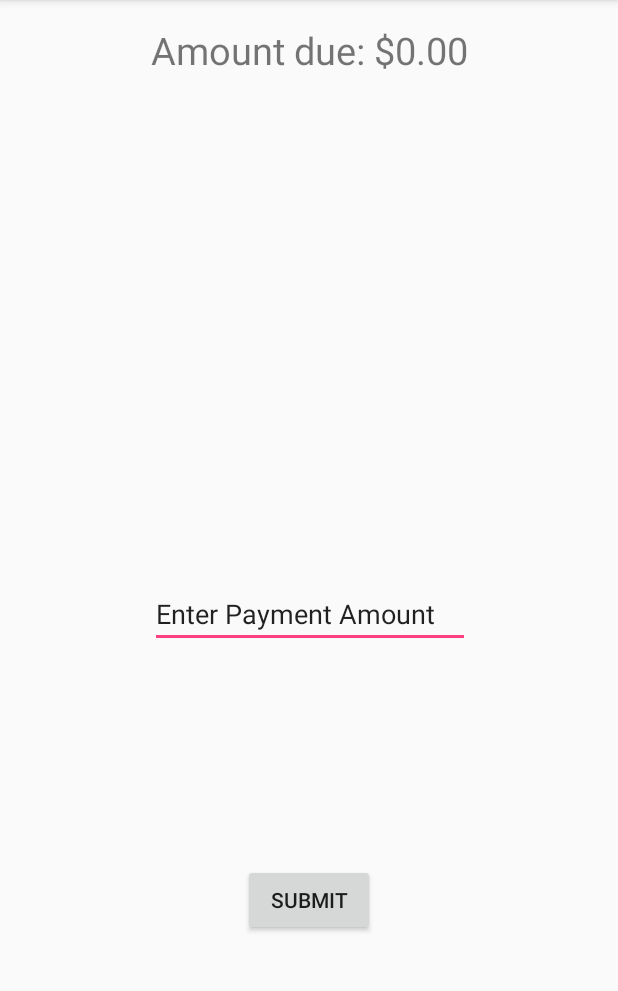
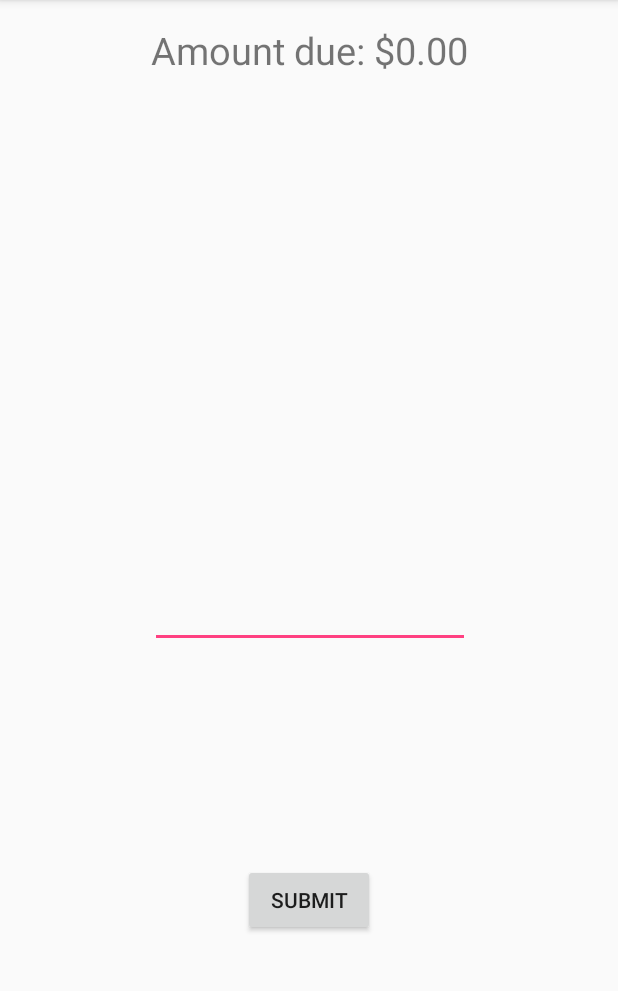
Before and after one commit to falco99/CodeDelta5, an Android app: the PaymentMsgActivity screen opened directly, with no data from a screen before it, on a phone screen of 412 x 824 dp, the part 84-1075 px from its top. Run offline under Robolectric (Android 15) with nearby library versions, the phone set to English and light mode, and no system bars; 1 statement that could not run was skipped.

Commit message:
just small things. button on paymentmsg now does some dumb stuff

```diff
--- a/app/src/main/java/com/example/pc/codedelta/PaymentMsgActivity.java
+++ b/app/src/main/java/com/example/pc/codedelta/PaymentMsgActivity.java
@@ -46,5 +46,4 @@ public class PaymentMsgActivity extends AppCompatActivity {
     }
 
 
-
 }
--- a/app/src/main/res/layout/activity_payment_msg.xml
+++ b/app/src/main/res/layout/activity_payment_msg.xml
@@ -19,13 +19,14 @@
 
     <EditText
         android:id="@+id/editText2"
+        android:labelFor="@+id/editText2"
         android:layout_width="wrap_content"
         android:layout_height="wrap_content"
         android:layout_marginBottom="8dp"
         android:layout_marginTop="8dp"
         android:ems="10"
         android:inputType="textPersonName"
-        android:text="Enter Payment Amount"
+        android:text="@string/empty_str"
         app:layout_constraintBottom_toBottomOf="parent"
         app:layout_constraintHorizontal_bias="0.502"
         app:layout_constraintLeft_toLeftOf="parent"
@@ -38,10 +39,11 @@
         android:layout_height="wrap_content"
         android:layout_marginBottom="8dp"
         android:layout_marginTop="8dp"
-        android:text="Submit"
+        android:text= "@string/button_submit"
         app:layout_constraintBottom_toBottomOf="parent"
         app:layout_constraintLeft_toLeftOf="parent"
         app:layout_constraintRight_toRightOf="parent"
         app:layout_constraintTop_toBottomOf="@+id/editText2" />
 
+
 </android.support.constraint.ConstraintLayout>
--- a/app/src/main/res/values/strings.xml
+++ b/app/src/main/res/values/strings.xml
@@ -44,7 +44,9 @@
     <!-- payment strings-->
     <string name="edit_message">Enter a message</string>
     <string name="button_send">Send</string>
-
+    <string name = "button_submit">Submit</string>
+    <string name = "enter_price">Enter dollar amount:</string>
+    <string name = "empty_str"> </string>
     <string-array name="payment_array">
         <item>Bob Burnsmith $5.00</item>
         <item>Eliza Thornberry $3.11</item>
```
